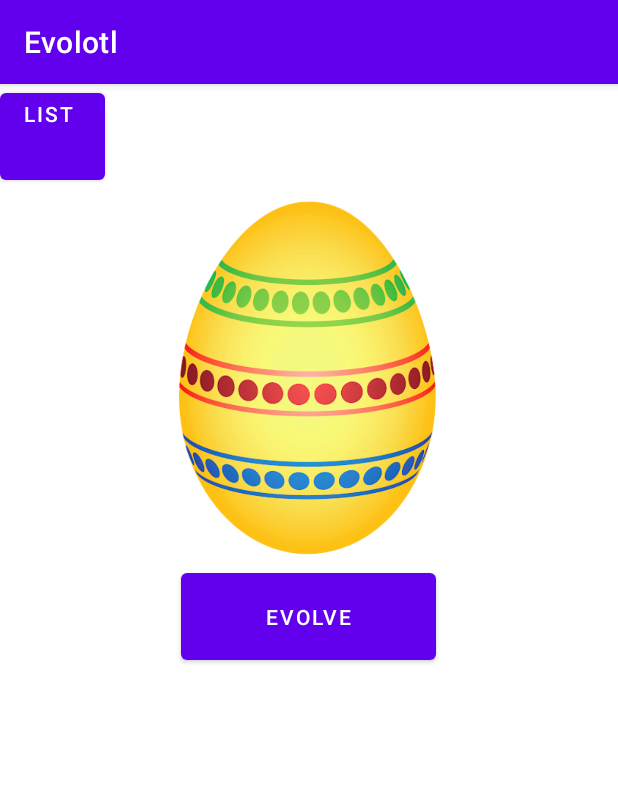
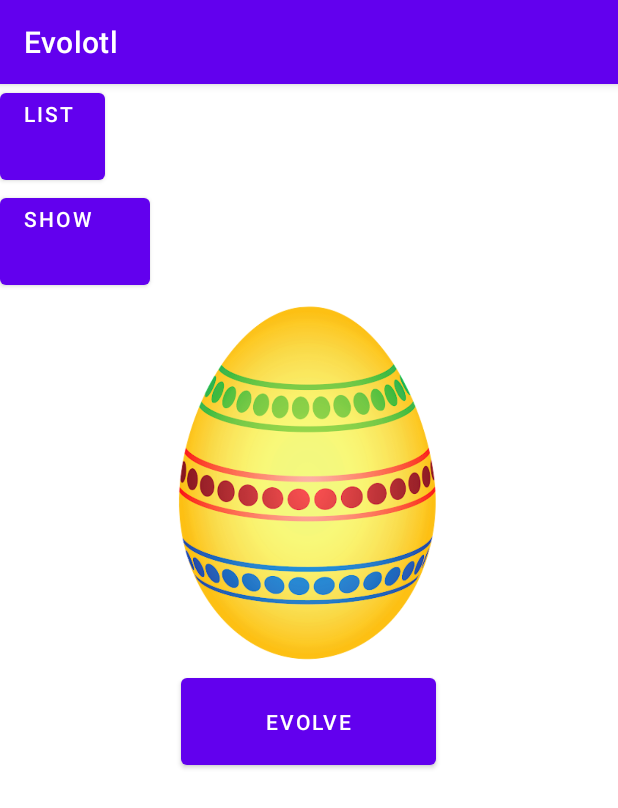
Before and after one commit to TheLegendarian/Evolotl, an Android app: the screen it shows after launch (MainGame), after a tap on "BEGIN", on a phone screen of 412 x 824 dp. Shown: the top 808 px of the screen. Run offline under Robolectric (Android 15) with nearby library versions, the phone set to English and light mode, and no system bars; 6 statements that could not run were skipped.

Commit message:
Asynctask images + title screen facts + egg hatching

```diff
--- /dev/null
+++ b/app/src/main/java/com/example/evolotl/AsyncAxoltlJSONData.java
@@ -0,0 +1,82 @@
+package com.example.evolotl;
+
+import android.content.Context;
+import android.hardware.biometrics.BiometricManager;
+import android.os.AsyncTask;
+import android.util.Log;
+import android.widget.ImageView;
+
+import androidx.appcompat.app.AppCompatActivity;
+
+import org.json.JSONException;
+import org.json.JSONObject;
+
+import java.io.BufferedInputStream;
+import java.io.ByteArrayOutputStream;
+import java.io.IOException;
+import java.io.InputStream;
+import java.net.HttpURLConnection;
+import java.net.MalformedURLException;
+import java.net.URL;
+
+class AsyncAxolotlJSONData extends AsyncTask<String, Void, JSONObject> {
+    private AppCompatActivity myActivity;
+
+    public AsyncAxolotlJSONData(AppCompatActivity myActivity_) {
+        myActivity = myActivity_;
+    }
+    protected JSONObject doInBackground(String... strings) {
+        URL url = null;
+        HttpURLConnection urlConnection = null;
+        String result = null;
+        try {
+            url = new URL(strings[0]);
+        } catch (MalformedURLException e) {
+            e.printStackTrace();
+        }
+        try {
+            urlConnection = (HttpURLConnection) url.openConnection(); //open
+        } catch (IOException e) {
+            e.printStackTrace();
+        }
+        InputStream in = null;
+        try {
+            in = new BufferedInputStream(urlConnection.getInputStream());
+        } catch (IOException e) {
+            e.printStackTrace();
+        }
+        result = readStream(in); // Read stream
+        urlConnection.disconnect();
+        JSONObject json = null;
+        try {
+            json = new JSONObject(result);
+        } catch (JSONException e) {
+            e.printStackTrace();
+        }
+        Log.i("JFL", "Returning json");
+        return json; // returns the result
+    }
+
+    protected void onPostExecute(JSONObject j) {
+        Log.i("JFL", "JSON data: " + j);
+        try {
+            String image_url = j.getString("url");
+        } catch (JSONException e) {
+            e.printStackTrace();
+        }
+    }
+
+    private String readStream(InputStream is) {
+        try {
+            ByteArrayOutputStream bo = new ByteArrayOutputStream();
+            int i = is.read();
+            while (i != -1) {
+                bo.write(i);
+                i = is.read();
+            }
+            return bo.toString();
+        } catch (IOException e) {
+            return "";
+        }
+    }
+}
--- a/app/src/main/java/com/example/evolotl/MainActivity.java
+++ b/app/src/main/java/com/example/evolotl/MainActivity.java
@@ -8,20 +8,40 @@ import android.os.Bundle;
 import android.view.View;
 import android.widget.Button;
 import android.widget.EditText;
+import android.widget.ImageView;
 import android.widget.TextView;
 
+import org.json.JSONException;
+import org.json.JSONObject;
+
 import java.lang.reflect.Type;
+import java.util.concurrent.ExecutionException;
 
 public class MainActivity extends AppCompatActivity {
-
+    private MainActivity mact;
     @Override
     protected void onCreate(Bundle savedInstanceState) {
         super.onCreate(savedInstanceState);
         setContentView(R.layout.activity_main);
 
         TextView title = (TextView) findViewById(R.id.TitleText);
-        TextView afact = (TextView) findViewById(R.id.AxolotlFact);
+
         Button startbutton = (Button) findViewById(R.id.StartButton);
+        // Searching axolotls https://axoltlapi.herokuapp.com/
+        String url = new String("https://axoltlapi.herokuapp.com/");
+        AsyncAxolotlJSONData task = new AsyncAxolotlJSONData(mact);
+        try {
+            JSONObject result = task.execute(url).get();
+            String fact = result.getString("facts");
+            TextView afact = (TextView) findViewById(R.id.AxolotlFact);
+            afact.setText(fact);
+        } catch (ExecutionException e) {
+            e.printStackTrace();
+        } catch (InterruptedException e) {
+            e.printStackTrace();
+        } catch (JSONException e) {
+            e.printStackTrace();
+        }
         startbutton.setOnClickListener(new View.OnClickListener() {
             public void onClick(View v) {
                 Intent intent3 = new Intent(MainActivity.this, MainGame.class);
--- a/app/src/main/java/com/example/evolotl/MainGame.java
+++ b/app/src/main/java/com/example/evolotl/MainGame.java
@@ -23,6 +23,14 @@ public class MainGame extends AppCompatActivity {
             }
         });
 
+        Button show_axolotl = (Button) findViewById(R.id.ShowButton);
+        show_axolotl.setOnClickListener(new View.OnClickListener() {
+            public void onClick(View v) {
+                Intent intent4 = new Intent(MainGame.this, Axolotl_images.class);
+                MainGame.this.startActivity(intent4);
+            }
+        });
+
         ImageView eggid = (ImageView) findViewById(R.id.eggid);
         final int[] counter = {0};
         Toast mToastText = Toast.makeText(this, "", Toast.LENGTH_SHORT);
@@ -31,6 +39,7 @@ public class MainGame extends AppCompatActivity {
             public void onClick(View v) {
                 counter[0] += 1;
                 int times_left= 50 - counter[0];
+                int happiness = counter[0]- 50;
                 if(counter[0]==50) {
                     runOnUiThread(new Runnable() {
                         @Override
@@ -39,6 +48,11 @@ public class MainGame extends AppCompatActivity {
                             eggid.setImageResource(R.drawable.axolotl_pink);
                         }
                     });
+                }
+                else if(counter[0]>=50) {
+                    mToastText.cancel();
+                    mToastText.setText("You have " + happiness + " happiness! ");
+                    mToastText.show();
                 }
                 else {
                     mToastText.cancel();
--- a/app/src/main/res/layout/activity_game.xml
+++ b/app/src/main/res/layout/activity_game.xml
@@ -15,6 +15,13 @@
             android:layout_height="70dp"
             android:gravity="start"
             android:text="@string/buttList" />
+
+        <Button
+            android:id="@+id/ShowButton"
+            android:layout_width="100dp"
+            android:layout_height="70dp"
+            android:gravity="start"
+            android:text="@string/buttShow" />
 
         <ImageView
             android:id="@+id/eggid"
--- a/app/src/main/res/layout/activity_main.xml
+++ b/app/src/main/res/layout/activity_main.xml
@@ -25,7 +25,7 @@
         <TextView
             android:id="@+id/AxolotlFact"
             android:layout_width="match_parent"
-            android:layout_height="50dp"
+            android:layout_height="wrap_content"
             android:gravity="center"
             android:textSize="50dp"
             android:textColor="@color/teal_200"
--- a/app/src/main/res/layout/adapter_view_layout.xml
+++ b/app/src/main/res/layout/adapter_view_layout.xml
@@ -9,7 +9,7 @@
     <TextView
         android:gravity="center"
         android:textAlignment="center"
-        android:text="TextView1"
+        android:text="Sam"
         android:layout_width="match_parent"
         android:layout_height="60dp"
         android:id="@+id/textView1"
@@ -23,14 +23,14 @@
 
         <TextView
             android:gravity="center"
-            android:text="TextView2"
+            android:text="Brown"
             android:layout_width="match_parent"
             android:layout_height="30dp"
             android:id="@+id/textView2"/>
 
         <TextView
             android:gravity="center"
-            android:text="TextView3"
+            android:text="Level 2"
             android:layout_width="match_parent"
             android:layout_height="30dp"
             android:id="@+id/textView3"
--- a/app/src/main/res/values/strings.xml
+++ b/app/src/main/res/values/strings.xml
@@ -5,4 +5,6 @@
     <string name="fact">Axolotls are cute</string>
     <string name="buttList">List</string>
     <string name="buttEvolve">Evolve</string>
+    <string name="load">Load images</string>
+    <string name="buttShow">Show</string>
 </resources>
```
Also changed, not shown: app/src/main/AndroidManifest.xml (+6 -4 lines), app/src/main/java/com/example/evolotl/AsyncBitmapDownloader.java (added, +62 -0 lines), app/src/main/java/com/example/evolotl/Axolotl_images.java (added, +19 -0 lines), app/src/main/java/com/example/evolotl/GetImageOnClickListener.java (added, +36 -0 lines), app/src/main/res/layout/activity_axolotl_images.xml (added, +20 -0 lines).
